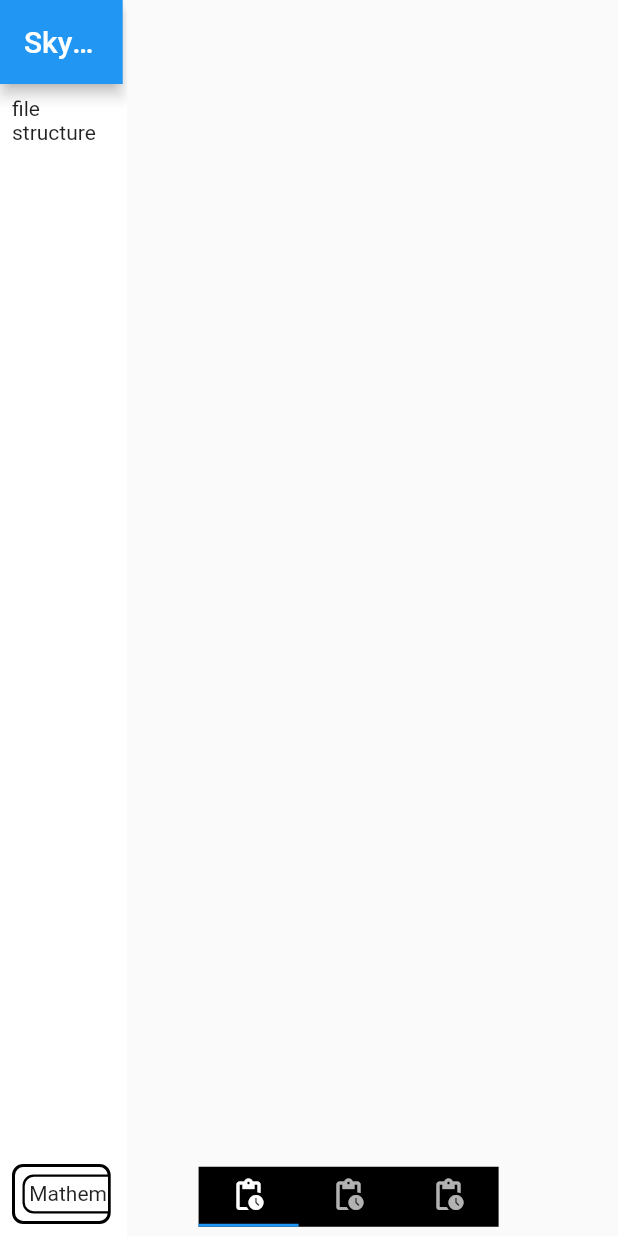
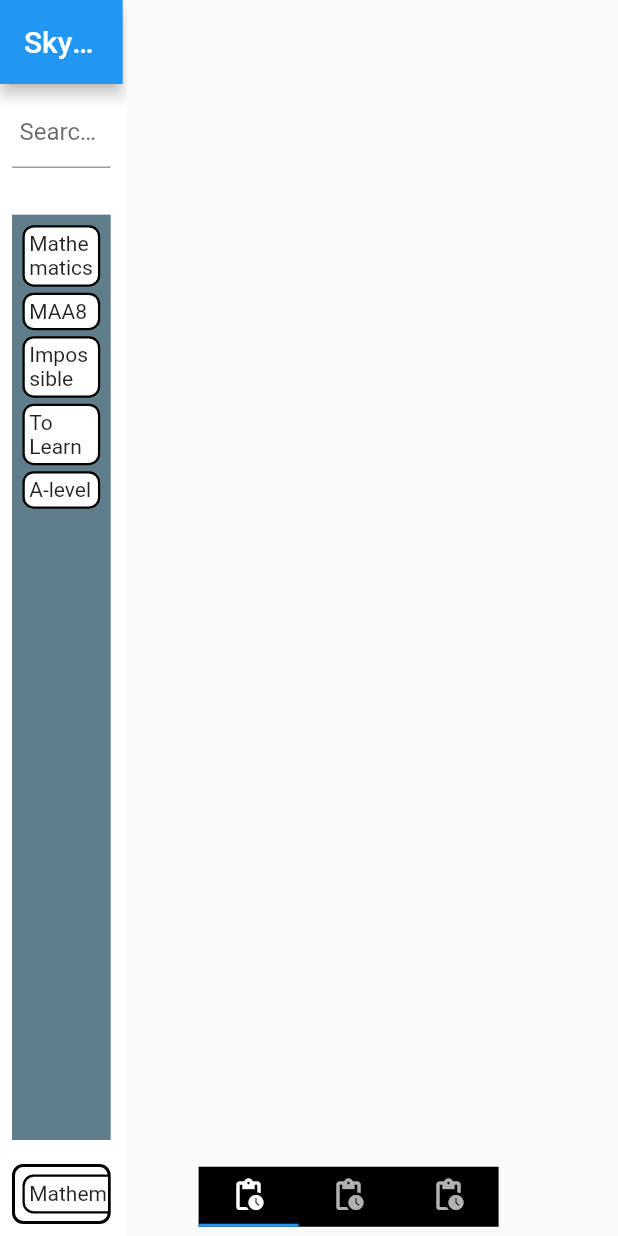
Before and after one commit to aeskerminen/sky-core, a Flutter app: the screen it shows after launch, on a phone screen of 412 x 824 dp. Run offline on Flutter 3.47's test engine with Material 2 defaults, Android fonts, the light colour scheme and no system bars; our stand-ins replace flutter_colorpicker; missing offline and left inert: katex_flutter, window_size.

Commit message:
Add UI for FileTree in main.dart

```diff
--- a/sky_notes/lib/main.dart
+++ b/sky_notes/lib/main.dart
@@ -82,7 +82,7 @@ class SideBar extends StatelessWidget {
       body: Container(
         color: Colors.white,
         child: Column(
-          children: const [FileTree(), TagBar()],
+          children: const [Expanded(child: FileTree()), TagBar()],
         ),
       ),
     );
@@ -96,13 +96,50 @@ class FileTree extends StatelessWidget {
 
   @override
   Widget build(BuildContext context) {
-    return Expanded(
-      child: Padding(
-        padding: const EdgeInsets.all(8.0),
-        child: Container(
-          child: const Text("file structure"),
+    return Column(
+      children: [
+        const Expanded(
+          child: Padding(
+            padding: EdgeInsets.all(8.0),
+            child: TextField(
+              obscureText: false,
+              decoration: InputDecoration(
+                  isCollapsed: false,
+                  contentPadding: EdgeInsets.all(5),
+                  hintText: "Mathematics...",
+                  border: UnderlineInputBorder(),
+                  labelText: "Search for notes"),
+            ),
+          ),
         ),
-      ),
+        Expanded(
+            flex: 8,
+            child: Padding(
+              padding: const EdgeInsets.all(8.0),
+              child: Container(
+                decoration: const BoxDecoration(
+                  color: Colors.blueGrey,
+                ),
+                child: ListView(
+                  scrollDirection: Axis.vertical,
+                  padding: const EdgeInsets.all(5.0),
+                  children: const <Widget>[
+                    Tag(tagName: "Mathematics"),
+                    Tag(tagName: "MAA8"),
+                    Tag(
+                      tagName: "Impossible",
+                    ),
+                    Tag(
+                      tagName: "To Learn",
+                    ),
+                    Tag(
+                      tagName: "A-level",
+                    )
+                  ],
+                ),
+              ),
+            ))
+      ],
     );
   }
 }
```
